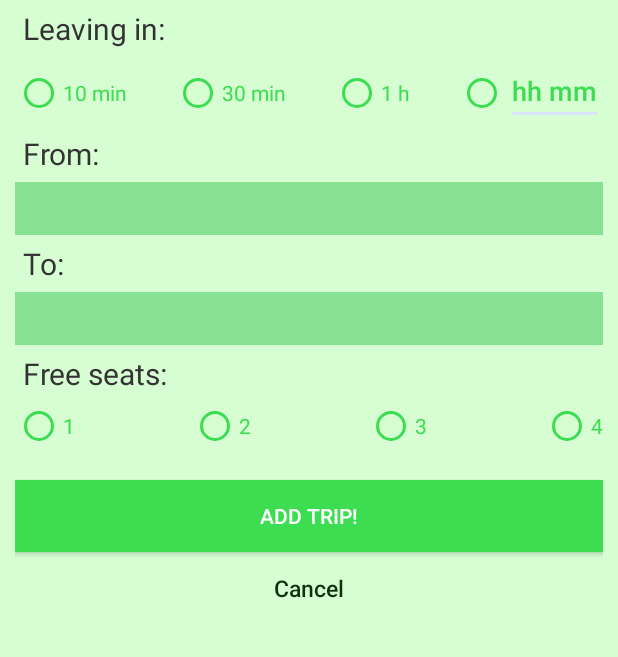
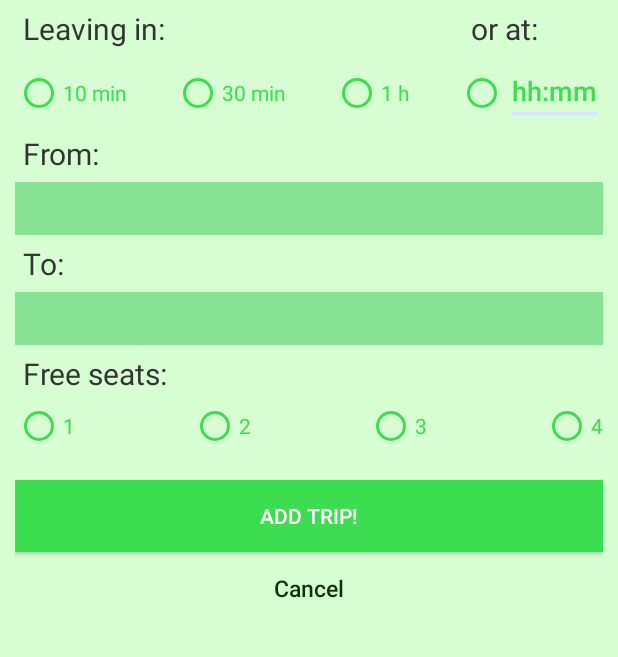
Before and after one commit to me-alina/Licenta, an Android app: the AddActivity screen opened directly, with no data from a screen before it, on a phone screen of 412 x 824 dp, the part 204-861 px from its top. Run offline under Robolectric (Android 15) with nearby library versions, the light colour scheme and no system bars.

Commit message:
add + show trips - right time format

```diff
--- a/app/src/main/java/alinaignea/licenta/ShowActivity.java
+++ b/app/src/main/java/alinaignea/licenta/ShowActivity.java
@@ -117,7 +117,7 @@ public class ShowActivity extends Activity {
 
                 HashMap<String,String> trips = new HashMap<String,String>();
                 trips.put(TAG_NAME,name);
-                trips.put(TAG_TIME,"Leaving in "+time);
+                trips.put(TAG_TIME,"Leaving at "+time);
                 trips.put(TAG_ORIG,"From "+orig);
                 trips.put(TAG_DEST,"To "+dest);
                 trips.put(TAG_SEATS,seats+" free seats");
--- a/app/src/main/res/layout/activity_add.xml
+++ b/app/src/main/res/layout/activity_add.xml
@@ -14,6 +14,12 @@
         android:contentDescription="@string/carShare"
         android:src="@drawable/logo" />
 
+    <LinearLayout xmlns:android="http://schemas.android.com/apk/res/android"
+        android:orientation="horizontal"
+        android:layout_width="fill_parent"
+        android:layout_height="wrap_content"
+        android:gravity="top"
+        >
     <TextView
         android:id="@+id/leaving"
         android:layout_width="wrap_content"
@@ -22,8 +28,24 @@
         android:textSize="20dp"
         android:padding="5dp"
         android:text="@string/txtleaving"
+        android:layout_weight="1"
         android:layout_gravity="left|top"
         />
+
+        <TextView
+            android:id="@+id/leavingat"
+            android:layout_width="wrap_content"
+            android:layout_height="wrap_content"
+            android:textColor="@color/lbl_name"
+            android:textSize="20dp"
+            android:padding="5dp"
+            android:paddingEnd="43sp"
+            android:paddingRight="43sp"
+            android:text="@string/txtleavingat"
+            android:layout_gravity="right|top"
+            />
+
+        </LinearLayout>
     <RadioGroup android:id="@+id/departure"
         android:layout_width="fill_parent"
         android:layout_height="wrap_content"
--- a/app/src/main/res/values/strings.xml
+++ b/app/src/main/res/values/strings.xml
@@ -37,11 +37,13 @@
     <string name="radio1">10 min </string>
     <string name="radio2">30 min </string>
     <string name="radio3">1 h </string>
-    <string name="radio4">hh mm </string>
+    <string name="radio4">hh:mm </string>
     <string name="txtleaving">Leaving in: </string>
+    <string name="txtleavingat">or at: </string>
     <string name="txtfrom">From: </string>
     <string name="txtto">To: </string>
     <string name="txtfree">Free seats: </string>
     <string name="btn_add">Add trip! </string>
+    <string name="btn_join">Join! </string>
 
 </resources>
```
Also changed, not shown: app/src/main/java/alinaignea/licenta/AddActivity.java (+6 -2 lines), app/src/main/res/layout/list_item.xml (+14 -0 lines).
